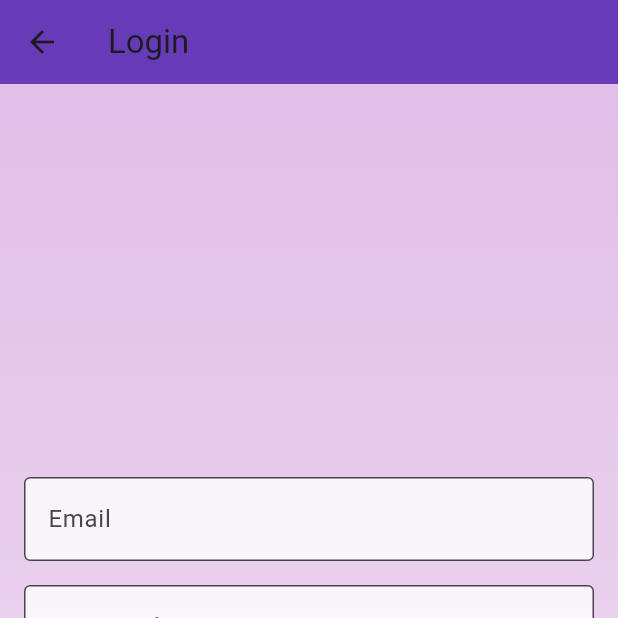
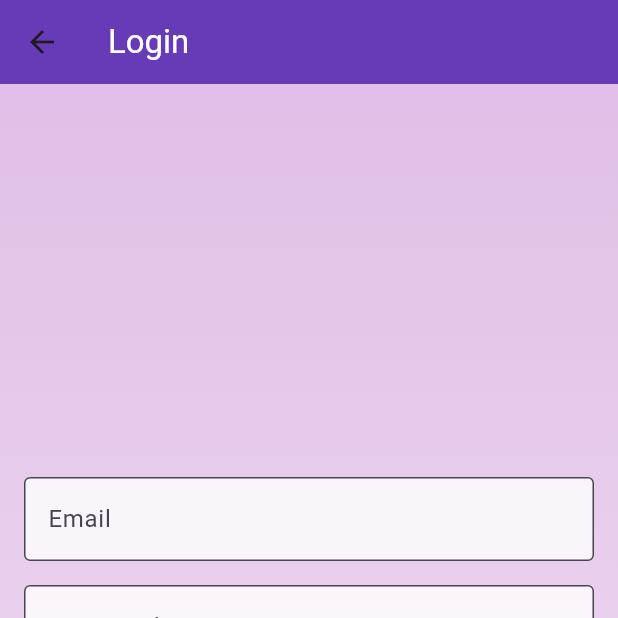
Before and after one commit to CodderPrince/Amar_Adalat, a Flutter app: the screen it shows after launch, after a tap on "Auth", on a phone screen of 412 x 824 dp, the top half of it. Run offline on Flutter 3.47's test engine with Material 3 defaults, Android fonts, the light colour scheme and no system bars; our stand-ins replace app_links, image_picker, supabase_flutter; accounts and stored records are empty.

Commit message:
Almost complete In future optimize more

```diff
--- a/lib/screens/auth_screen.dart
+++ b/lib/screens/auth_screen.dart
@@ -19,7 +19,7 @@ class _AuthScreenState extends State<AuthScreen> {
   Widget build(BuildContext context) {
     return Scaffold(
       appBar: AppBar(
-        title: Text(_isLogin ? 'Login' : 'Sign Up'),
+        title: Text(_isLogin ? 'Login' : 'Sign Up', style: TextStyle(color: Colors.white),),
         backgroundColor: Colors.deepPurple, // Header color
       ),
       body: Container(
--- a/lib/screens/home_screen.dart
+++ b/lib/screens/home_screen.dart
@@ -1,5 +1,6 @@
 // home_screen.dart
 import 'package:flutter/material.dart';
+import 'package:ptib1/style/myAppBar.dart';
 import 'dart:math';
 import 'rights_screen.dart';
 import 'legal_aid_directory_screen.dart';
@@ -75,7 +76,8 @@ class _HomeScreenState extends State<HomeScreen> {
   @override
   Widget build(BuildContext context) {
     return Scaffold(
-      appBar: AppBar(title: Text('Amar Adalat'), centerTitle: true),
+      //appBar: AppBar(title: Text('Amar Adalat'), centerTitle: true),
+      appBar: MyAppBar18(),
       body: _isLoading
           ? Center(child: CircularProgressIndicator())
           : Padding(
@@ -87,7 +89,7 @@ class _HomeScreenState extends State<HomeScreen> {
           children: [
             HomeCard(
               title: 'Fundamental Rights',
-              icon: Icons.gavel,
+              icon: Icons.arrow_circle_right,
               onTap: () => Navigator.push(
                 context,
                 MaterialPageRoute(
--- a/lib/screens/report_screen.dart
+++ b/lib/screens/report_screen.dart
@@ -6,6 +6,8 @@ import '../main.dart';
 import 'package:image_picker/image_picker.dart'; // Import image_picker
 
 class ReportScreen extends StatefulWidget {
+  const ReportScreen({Key? key}) : super(key: key);
+
   @override
   _ReportScreenState createState() => _ReportScreenState();
 }
--- /dev/null
+++ b/lib/style/myAppBar.dart
@@ -0,0 +1,46 @@
+import 'package:flutter/material.dart';
+
+PreferredSizeWidget MyAppBar18() {
+  return AppBar(
+    elevation: 8,
+    backgroundColor: Colors.transparent,
+    flexibleSpace: Container(
+      decoration: const BoxDecoration(
+        gradient: LinearGradient(
+          colors: [Colors.blue, Colors.purple],
+          begin: Alignment.topLeft,
+          end: Alignment.bottomRight,
+        ),
+        borderRadius: BorderRadius.vertical(bottom: Radius.circular(20)),
+        boxShadow: [
+          BoxShadow(color: Colors.black26, blurRadius: 8, offset: Offset(0, 4)),
+        ],
+      ),
+    ),
+    title: Row(
+      mainAxisSize: MainAxisSize.min,
+      children: [
+        const Icon(Icons.gavel_outlined, color: Colors.white, size: 45),
+        const SizedBox(width: 8),
+        ShaderMask(
+          shaderCallback:
+              (bounds) => const LinearGradient(
+            colors: [Colors.yellow, Colors.white],
+            begin: Alignment.topLeft,
+            end: Alignment.bottomRight,
+          ).createShader(Rect.fromLTWH(0, 0, bounds.width, bounds.height)),
+          child: const Text(
+            "Amar Adalat",
+            style: TextStyle(
+              color: Colors.white, // Still needed for ShaderMask
+              fontSize: 25,
+              fontWeight: FontWeight.bold,
+            ),
+          ),
+        ),
+      ],
+    ),
+    centerTitle: true,
+
+  );
+}
--- a/pubspec.yaml
+++ b/pubspec.yaml
@@ -38,6 +38,7 @@ dependencies:
   url_launcher: ^6.3.2
   image_picker: ^1.2.0
   app_links: ^6.4.1
+
 
 dev_dependencies:
   flutter_test:
```
Also changed, not shown: 1 other file.
